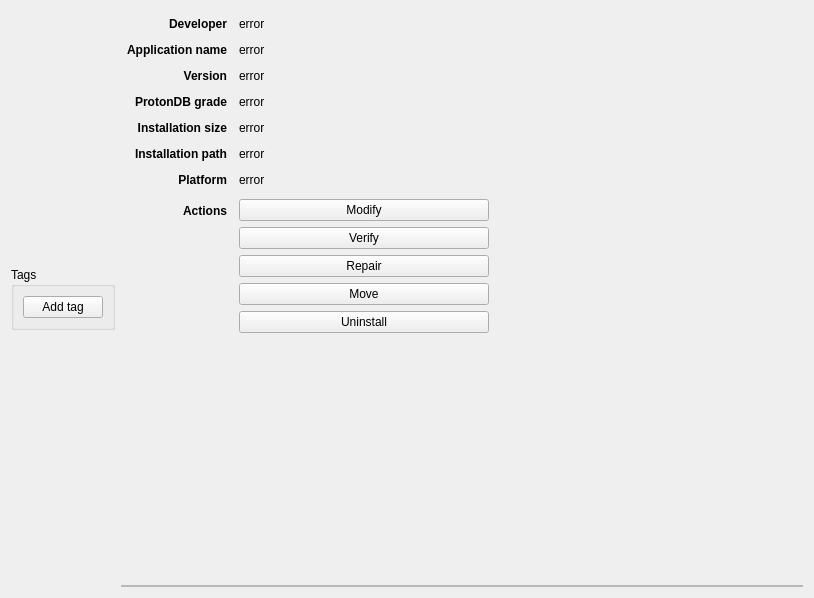
The window that rare/ui/components/tabs/library/details/details.ui (RareDevs/Rare) describes before a commit, drawn with Qt 5.
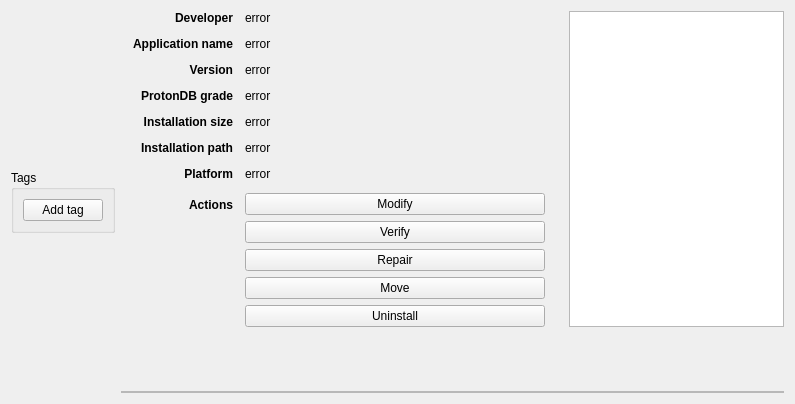
The same window after the commit.

Commit message: GameDetails: Update form

Diff of the .ui file:
```diff
--- a/rare/ui/components/tabs/library/details/details.ui
+++ b/rare/ui/components/tabs/library/details/details.ui
@@ -6,8 +6,8 @@
    <rect>
     <x>0</x>
     <y>0</y>
-    <width>814</width>
-    <height>598</height>
+    <width>795</width>
+    <height>404</height>
    </rect>
   </property>
   <property name="windowTitle">
@@ -53,8 +53,11 @@
     </layout>
    </item>
    <item>
-    <layout class="QVBoxLayout" name="right_layout">
-     <item>
+    <layout class="QGridLayout" name="right_layout" rowstretch="0,1" columnstretch="0,1">
+     <property name="spacing">
+      <number>24</number>
+     </property>
+     <item row="0" column="0">
       <layout class="QFormLayout" name="details_layout">
        <property name="sizeConstraint">
         <enum>QLayout::SizeConstraint::SetFixedSize</enum>
@@ -72,16 +75,7 @@
         <number>12</number>
        </property>
        <property name="leftMargin">
-        <number>6</number>
-       </property>
-       <property name="topMargin">
-        <number>6</number>
-       </property>
-       <property name="rightMargin">
-        <number>6</number>
-       </property>
-       <property name="bottomMargin">
-        <number>6</number>
+        <number>12</number>
        </property>
        <item row="0" column="0">
         <widget class="QLabel" name="lbl_dev">
@@ -331,13 +325,13 @@
          </property>
          <property name="minimumSize">
           <size>
-           <width>250</width>
+           <width>300</width>
            <height>0</height>
           </size>
          </property>
          <property name="maximumSize">
           <size>
-           <width>250</width>
+           <width>300</width>
            <height>16777215</height>
           </size>
          </property>
@@ -552,14 +546,15 @@
        </item>
       </layout>
      </item>
-     <item>
+     <item row="0" column="1">
+      <widget class="QTextBrowser" name="description_label">
+       <property name="openExternalLinks">
+        <bool>true</bool>
+       </property>
+      </widget>
+     </item>
+     <item row="1" column="0" colspan="2" alignment="Qt::AlignmentFlag::AlignBottom">
       <widget class="QFrame" name="requirements_group">
-       <property name="sizePolicy">
-        <sizepolicy hsizetype="Expanding" vsizetype="Fixed">
-         <horstretch>0</horstretch>
-         <verstretch>0</verstretch>
-        </sizepolicy>
-       </property>
        <property name="frameShape">
         <enum>QFrame::Shape::StyledPanel</enum>
        </property>
```
Left out of the diff: 18 changed lines with no effect on the pictures. The commit also changes 2 other files.
